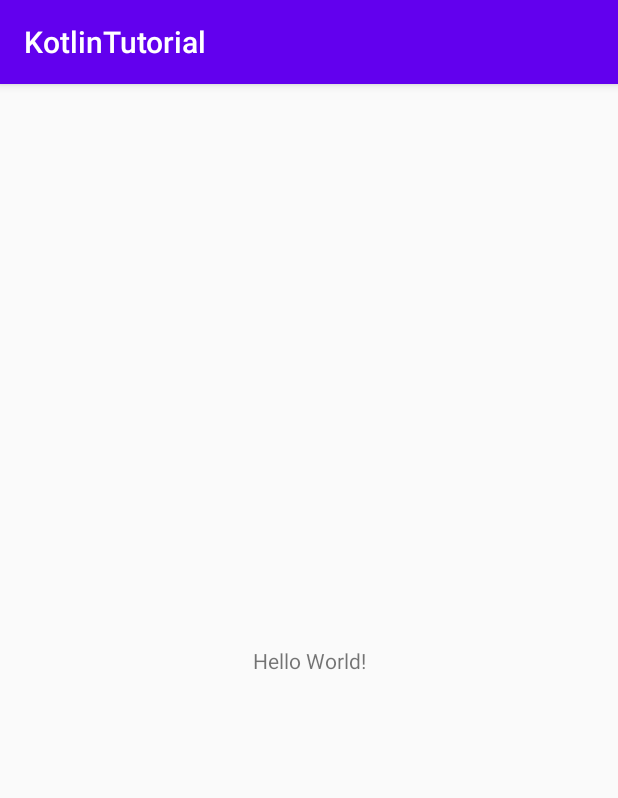
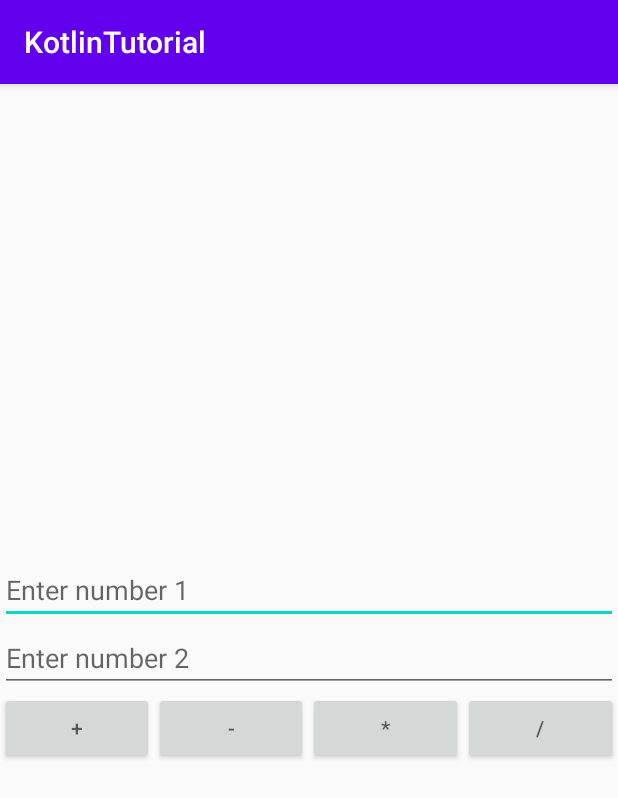
Before and after one commit to RujiraKongsomran/KotlinTutorial, an Android app: the screen it shows after launch (MainActivity), on a phone screen of 412 x 824 dp. Shown: the top 798 px of the screen. Run offline under Robolectric (Android 15) with nearby library versions, the phone set to English and light mode, and no system bars.

```diff
--- a/app/src/main/res/layout/activity_main.xml
+++ b/app/src/main/res/layout/activity_main.xml
@@ -1,18 +1,65 @@
 <?xml version="1.0" encoding="utf-8"?>
-<androidx.constraintlayout.widget.ConstraintLayout xmlns:android="http://schemas.android.com/apk/res/android"
+<RelativeLayout xmlns:android="http://schemas.android.com/apk/res/android"
     xmlns:app="http://schemas.android.com/apk/res-auto"
     xmlns:tools="http://schemas.android.com/tools"
     android:layout_width="match_parent"
     android:layout_height="match_parent"
     tools:context=".MainActivity">
 
-    <TextView
-        android:layout_width="wrap_content"
+    <LinearLayout
+        android:layout_width="match_parent"
         android:layout_height="wrap_content"
-        android:text="Hello World!"
-        app:layout_constraintBottom_toBottomOf="parent"
-        app:layout_constraintLeft_toLeftOf="parent"
-        app:layout_constraintRight_toRightOf="parent"
-        app:layout_constraintTop_toTopOf="parent" />
+        android:layout_centerInParent="true"
+        android:orientation="vertical">
 
-</androidx.constraintlayout.widget.ConstraintLayout>
+        <EditText
+            android:id="@+id/etNum1"
+            android:layout_width="match_parent"
+            android:layout_height="wrap_content"
+            android:hint="Enter number 1" />
+
+        <EditText
+            android:id="@+id/etNum2"
+            android:layout_width="match_parent"
+            android:layout_height="wrap_content"
+            android:hint="Enter number 2" />
+
+        <LinearLayout
+            android:layout_width="match_parent"
+            android:layout_height="wrap_content"
+            android:orientation="horizontal"
+            android:weightSum="4">
+
+            <Button
+                android:id="@+id/btnSum"
+                android:layout_width="0dp"
+                android:layout_height="wrap_content"
+                android:layout_weight="1"
+                android:hint="+" />
+
+            <Button
+                android:id="@+id/btnMinus"
+                android:layout_width="0dp"
+                android:layout_height="wrap_content"
+                android:layout_weight="1"
+                android:hint="-" />
+
+            <Button
+                android:id="@+id/btnMulti"
+                android:layout_width="0dp"
+                android:layout_height="wrap_content"
+                android:layout_weight="1"
+                android:hint="*" />
+
+            <Button
+                android:id="@+id/btnDivided"
+                android:layout_width="0dp"
+                android:layout_height="wrap_content"
+                android:layout_weight="1"
+                android:hint="/" />
+
+        </LinearLayout>
+
+    </LinearLayout>
+
+</RelativeLayout>
```
Also changed, not shown: app/src/main/java/com/rujirakongsomran/kotlintutorial/MainActivity.kt (+63 -1 lines).
